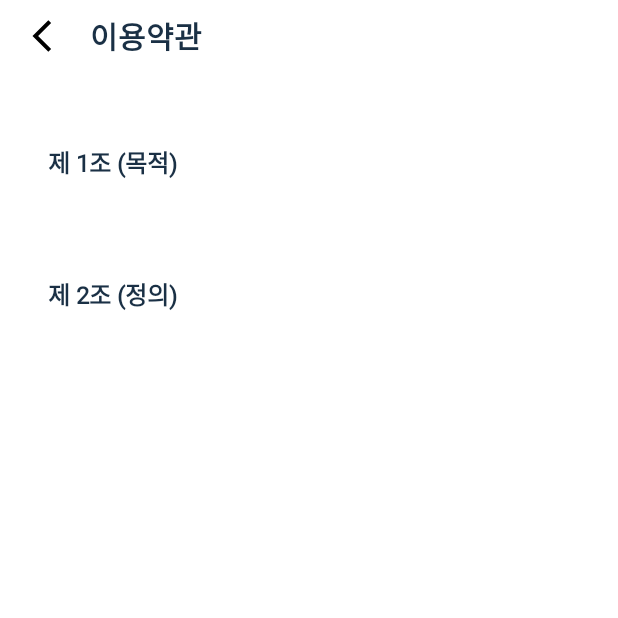
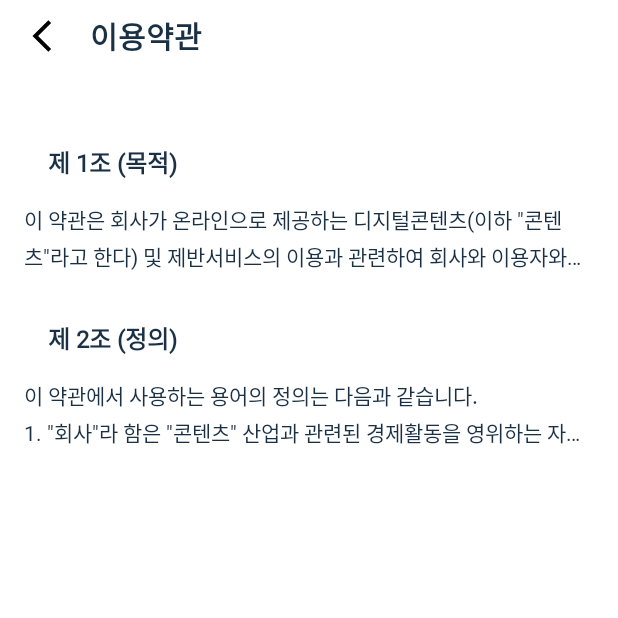
Before and after one commit to amane-IT/DaeRo, an Android app: the TermsFragment screen opened through its navigation route, on a phone screen of 412 x 824 dp, the top half of it. Run offline under Robolectric (Android 15) with nearby library versions, the phone set to English and light mode, and no system bars; our stand-ins replace data binding.

Commit message:
[S07P12D110-308] chore: 이용약관 항목 추가

```diff
--- a/aos/app/src/main/java/com/ssafy/daero/ui/signup/TermsFragment.kt
+++ b/aos/app/src/main/java/com/ssafy/daero/ui/signup/TermsFragment.kt
@@ -6,6 +6,28 @@ import com.ssafy.daero.databinding.FragmentTermsBinding
 
 class TermsFragment : BaseFragment<FragmentTermsBinding>(R.layout.fragment_terms){
     override fun init() {
+        initView()
+    }
 
+    fun initView(){
+        // 참고: https://www.law.go.kr/%ED%96%89%EC%A0%95%EA%B7%9C%EC%B9%99/%EB%94%94%EC%A7%80%ED%84%B8%EC%BD%98%ED%85%90%EC%B8%A0%20%EC%9D%B4%EC%9A%A9%20%ED%91%9C%EC%A4%80%EC%95%BD%EA%B4%80
+        binding.apply {
+            textTermDetail2.text = "이 약관에서 사용하는 용어의 정의는 다음과 같습니다.   \n" +
+                    "1. \"회사\"라 함은 \"콘텐츠\" 산업과 관련된 경제활동을 영위하는 자로서 콘텐츠 및 제반서비스를 제공하는 자를 말합니다. \n" +
+                    "\n" +
+                    "2. \"이용자\"라 함은 \"회사\"의 사이트에 접속하여 이 약관에 따라 \"회사\"가 제공하는 \"콘텐츠\" 및 제반서비스를 이용하는 회원 및 비회원을 말합니다. \n" +
+                    "\n" +
+                    "3. \"회원\"이라 함은 \"회사\"와 이용계약을 체결하고 \"이용자\" 아이디(ID)를 부여받은 \"이용자\"로서 \"회사\"의 정보를 지속적으로 제공받으며 \"회사\"가 제공하는 서비스를 지속적으로 이용할 수 있는 자를 말합니다. \n" +
+                    "\n" +
+                    "4. \"비회원\"이라 함은 \"회원\"이 아니면서 \"회사\"가 제공하는 서비스를 이용하는 자를 말합니다. \n" +
+                    "\n" +
+                    "5. \"콘텐츠\"라 함은 정보통신망이용촉진 및 정보보호 등에 관한 법률 제2조 제1항 제1호의 규정에 의한 정보통신망에서 사용되는 부호·문자·음성·음향·이미지 또는 영상 등으로 표현된 자료 또는 정보로서, 그 보존 및 이용에 있어서 효용을 높일 수 있도록 전자적 형태로 제작 또는 처리된 것을 말합니다. \n" +
+                    "\n" +
+                    "6. \"아이디(ID)\"라 함은 \"회원\"의 식별과 서비스이용을 위하여 \"회원\"이 정하고 \"회사\"가 승인하는 문자 또는 숫자의 조합을 말합니다. \n" +
+                    "\n" +
+                    "7. \"비밀번호(PASSWORD)\"라 함은 \"회원\"이 부여받은 \"아이디\"와 일치되는 \"회원\"임을 확인하고 비밀보호를 위해 \"회원\" 자신이 정한 문자 또는 숫자의 조합을 말합니다. "
+
+            textTermDetail1.text = "이 약관은 회사가 온라인으로 제공하는 디지털콘텐츠(이하 \"콘텐츠\"라고 한다) 및 제반서비스의 이용과 관련하여 회사와 이용자와의 권리, 의무 및 책임사항 등을 규정함을 목적으로 합니다. "
+        }
     }
 }
--- a/aos/app/src/main/res/layout/fragment_terms.xml
+++ b/aos/app/src/main/res/layout/fragment_terms.xml
@@ -52,12 +52,12 @@
             android:layout_marginTop="16dp"
             app:layout_constraintEnd_toEndOf="parent"
             app:layout_constraintStart_toStartOf="parent"
-            app:layout_constraintBottom_toTopOf="@id/editText_term_detail1"
+            app:layout_constraintBottom_toTopOf="@id/text_term_detail1"
             app:layout_constraintTop_toBottomOf="@id/toolbar_Term" />
 
         <TextView
             style="@style/Body"
-            android:id="@+id/editText_term_detail1"
+            android:id="@+id/text_term_detail1"
             android:layout_width="match_parent"
             android:layout_height="wrap_content"
             android:layout_margin="16dp"
@@ -77,7 +77,7 @@
             android:layout_margin="32dp"
             app:layout_constraintEnd_toEndOf="parent"
             app:layout_constraintStart_toStartOf="parent"
-            app:layout_constraintTop_toBottomOf="@id/editText_term_detail1"
+            app:layout_constraintTop_toBottomOf="@id/text_term_detail1"
             />
 
         <TextView
--- a/aos/app/src/main/res/navigation/nav_graph.xml
+++ b/aos/app/src/main/res/navigation/nav_graph.xml
@@ -118,7 +118,7 @@
             app:popEnterAnim="@anim/form_left"
             app:popExitAnim="@anim/to_right" />
         <action
-            android:id="@+id/action_settingFragment_to_resetPasswordFragment"
+            android:id="@+id/action_settingFragment_to_resetPasswordConfirmFragment"
             app:destination="@id/resetPasswordConfirmFragment"
             app:enterAnim="@anim/from_right"
             app:exitAnim="@anim/to_left"
```
